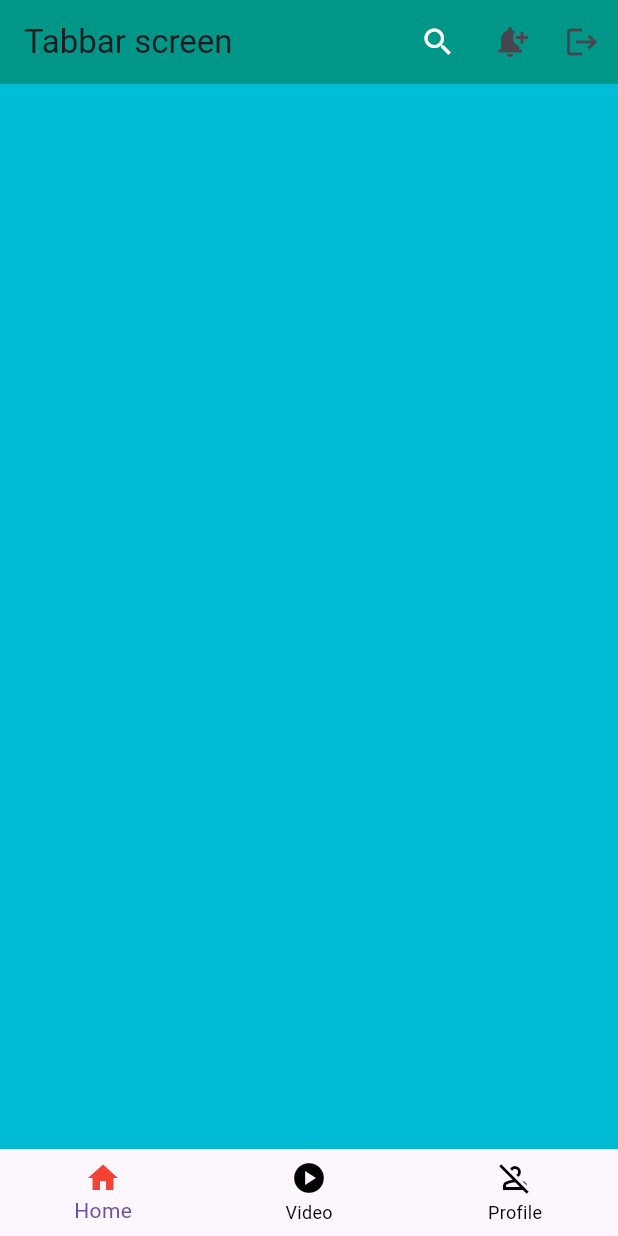
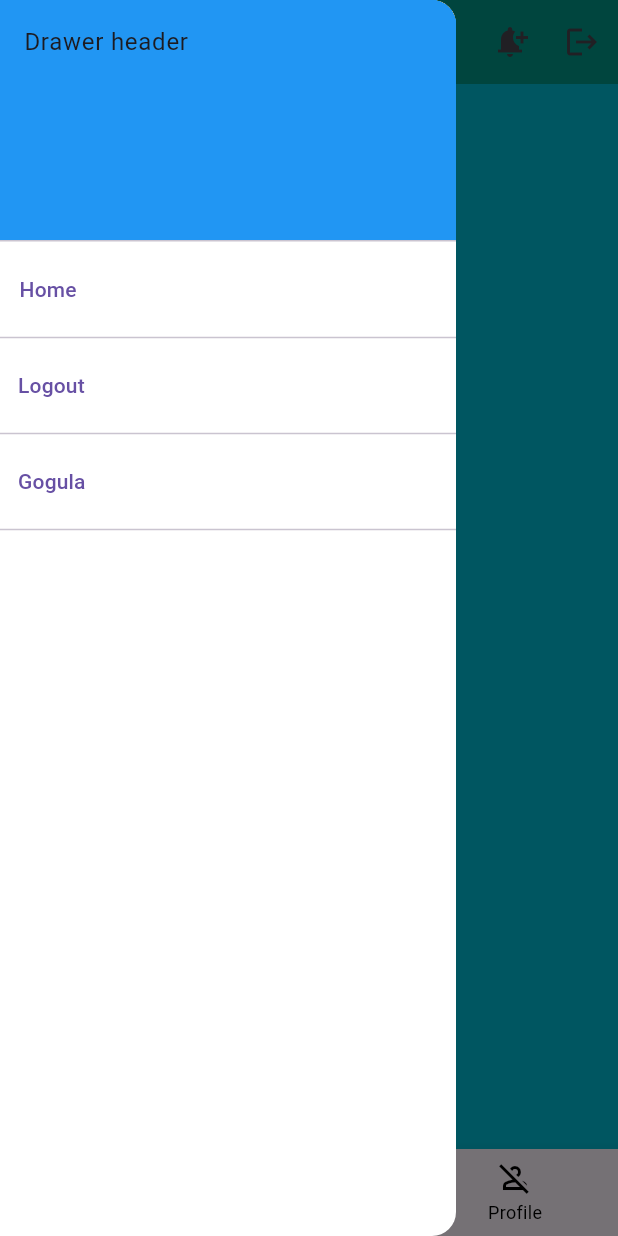
Before and after one commit to raja226-kanini/PracticeFluttet, a Flutter app: the screen it shows after launch, with the side drawer open (before the commit the screen has no drawer), on a phone screen of 412 x 824 dp. Run offline on Flutter 3.47's test engine with Material 3 defaults, Android fonts, the phone set to English and light mode, and no system bars; our stand-ins replace cached_network_image, get, google_fonts, mvc_pattern, video_player; missing offline and left inert: appdynamics_agent, dart:ffi, imageview360.

Commit message:
drawer widget

```diff
--- a/lib/views/dashboard_screen.dart
+++ b/lib/views/dashboard_screen.dart
@@ -2,6 +2,7 @@ import 'package:flutter/material.dart';
 import 'package:paractice_flutter/views/home_screen.dart';
 import 'package:paractice_flutter/views/registration_screen.dart';
 import 'package:paractice_flutter/views/videoscreen.dart';
+import 'package:paractice_flutter/widgets/drawer_item_widget.dart';
 
 class DashBoardScreen extends StatefulWidget {
   const DashBoardScreen({super.key});
@@ -33,6 +34,41 @@ class _DashBoardScreenState extends State<DashBoardScreen> {
           IconButton(onPressed: () {}, icon: Icon(Icons.logout))
         ],
       ),
+      drawer: Drawer(
+        backgroundColor: Colors.white,
+        child: Column(
+          crossAxisAlignment: CrossAxisAlignment.start,
+          children: [
+            SizedBox(
+              width: double.infinity,
+              child: DrawerHeader(child: Text("Drawer header"), decoration: BoxDecoration(
+                color: Colors.blue,
+              )),
+            ),
+            DrawerItemWidget(titleValue:"Home", onTap: (){
+              print("Home");
+            }, ),
+            DrawerItemWidget(titleValue: "Logout",onTap: (){
+                            print("Logout");
+
+            },),
+            DrawerItemWidget(titleValue: "Gogula", onTap: () {
+                            print("Gogula");
+
+            },),
+
+
+          //   TextButton(onPressed: (){}, child: Text("Home")),
+          //   Divider(),
+          //  // TextButton(onPressed: (){}, child: Text("Logout")),
+          //   TextButton.icon(onPressed:
+          //   (){}, icon: Icon(Icons.logout), label: Text("Logout")),
+          //   Divider(),
+
+          ],
+        ),
+      ),
+      //endDrawer: Drawer(),
       bottomNavigationBar: BottomNavigationBar(
         //backgroundColor: Colors.grey,
         currentIndex: currentIndexdata,
--- /dev/null
+++ b/lib/widgets/drawer_item_widget.dart
@@ -0,0 +1,20 @@
+import 'package:flutter/material.dart';
+import 'package:get/get_navigation/get_navigation.dart';
+
+class DrawerItemWidget extends StatelessWidget {
+ String? titleValue = "";
+ final  Function()?  onTap;
+
+  DrawerItemWidget({super.key , this.titleValue ,this.onTap});
+
+  @override
+  Widget build(BuildContext context) {
+    return Column(
+      crossAxisAlignment: CrossAxisAlignment.start,
+      children: [
+        TextButton(onPressed: onTap != null ? onTap: null, child: Text(titleValue ?? "")),
+        const Divider(),
+      ],
+    );
+  }
+}
```
